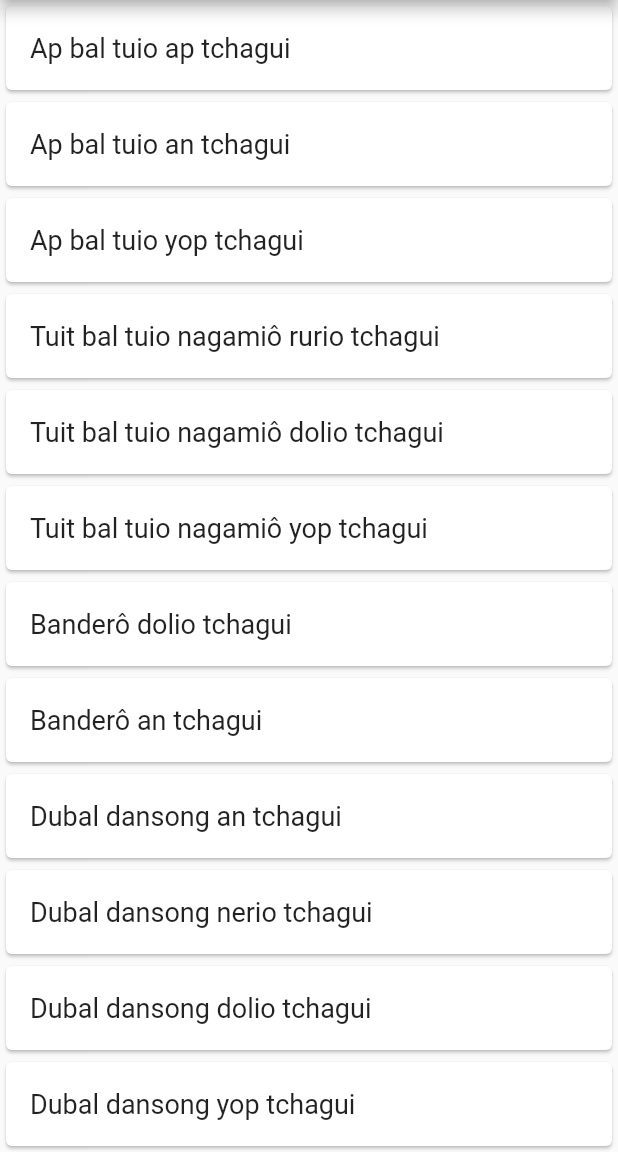
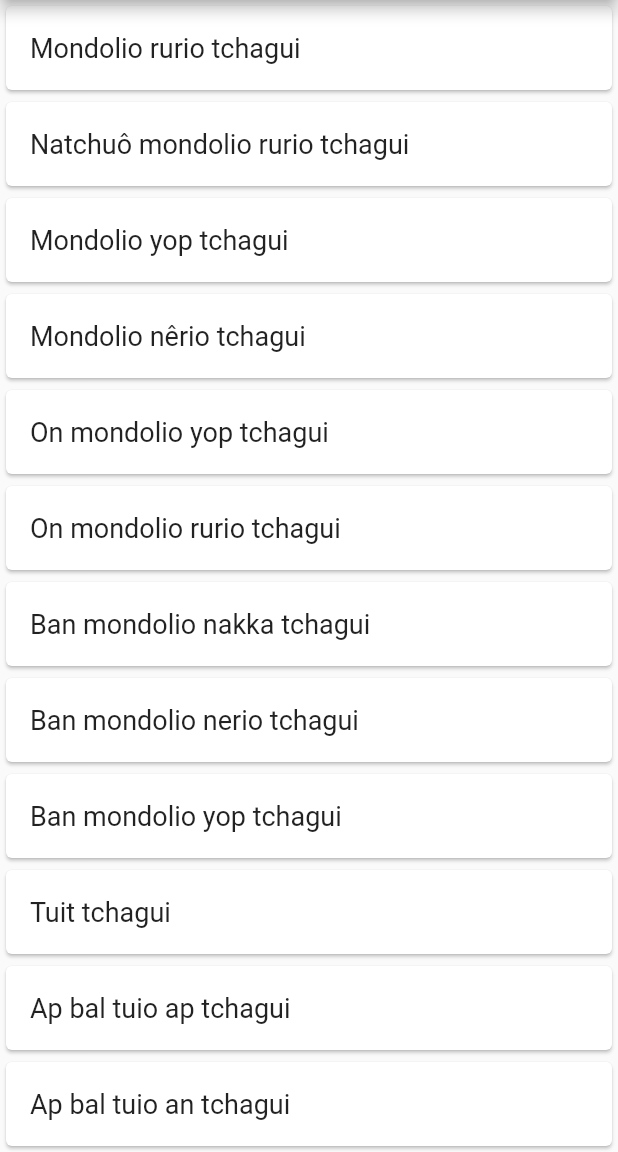
Before and after one commit to SouzaEduardoAC/taekwondo-guide, a Flutter app: the BalKiSulPage screen opened directly, on a phone screen of 412 x 824 dp, the part 84-1236 px from its top. Run offline on Flutter 3.47's test engine with Material 2 defaults, Android fonts, the phone set to English and light mode, and no system bars; our stand-ins replace video_player.

Commit message:
#Added some moves

```diff
--- a/lib/pages/BalKiSulPage.dart
+++ b/lib/pages/BalKiSulPage.dart
@@ -16,6 +16,17 @@ class BalKiSulPage extends StatelessWidget {
   Widget _buildListView(BuildContext context) {
     return ListView(
       children: <Widget>[
+        // 8 GUB
+        CardBiggerFont('Mondolio rurio tchagui'),
+        CardBiggerFont('Natchuô mondolio rurio tchagui'),
+        CardBiggerFont('Mondolio yop tchagui'),
+        CardBiggerFont('Mondolio nêrio tchagui'),
+        CardBiggerFont('On mondolio yop tchagui'),
+        CardBiggerFont('On mondolio rurio tchagui'),
+        CardBiggerFont('Ban mondolio nakka tchagui'),
+        CardBiggerFont('Ban mondolio nerio tchagui'),
+        CardBiggerFont('Ban mondolio yop tchagui'),
+        CardBiggerFont('Tuit tchagui'),
         // 7 GUB
         CardBiggerFont('Ap bal tuio ap tchagui'),
         CardBiggerFont('Ap bal tuio an tchagui'),
--- a/lib/pages/SonKiSulPage.dart
+++ b/lib/pages/SonKiSulPage.dart
@@ -16,6 +16,12 @@ class SonKiSulPage extends StatelessWidget {
   Widget _buildListView(BuildContext context) {
     return ListView(
       children: <Widget>[
+        // 8 GUB
+        CardBiggerFont('Ap sogui an palmõk momtong retchio makkô\nAp kubi djumõk olgul tchirugui'),
+        CardBiggerFont('Ap sogui momtong retchio makkô\nAp kubi tchotchiô tchirugui'),
+        CardBiggerFont('Tuit kubi an palmõk momtong godrô makkô\nAp kubi olgul barô dolio tchirugui'),
+        CardBiggerFont('Tuit kubi han sonnal are makkô\nAp kubi han sonnal olgul makkô\nPyõn djumôk opfô barô tchirugui'),
+        CardBiggerFont('Tuit kubi han sonnal momtong makkô\nAp kubi pyõn djumõk momtong barô seuô tchirugui'),
         // 7 GUB
         CardBiggerFont('Tuit kubi are godrô makkô\nAp kubi pyõn djumok barô seuô tchirgui'),
         CardBiggerFont('Tuit kubi an palmõk momtong godrô makkô\nAp kubi pyõn djumok barô tchirgui'),
```
